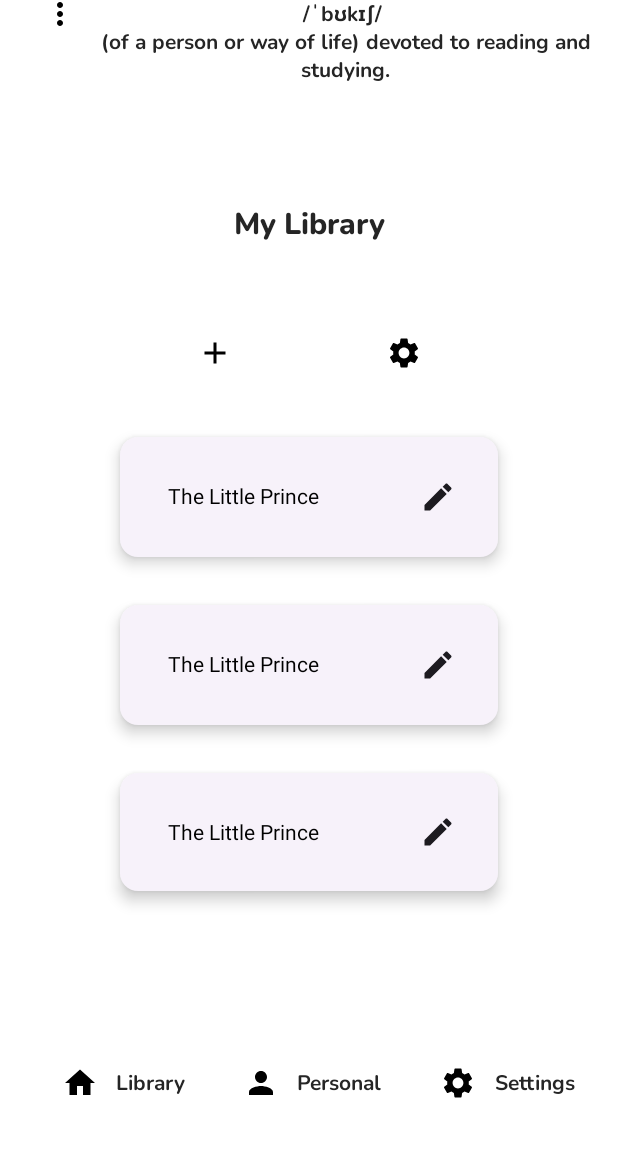
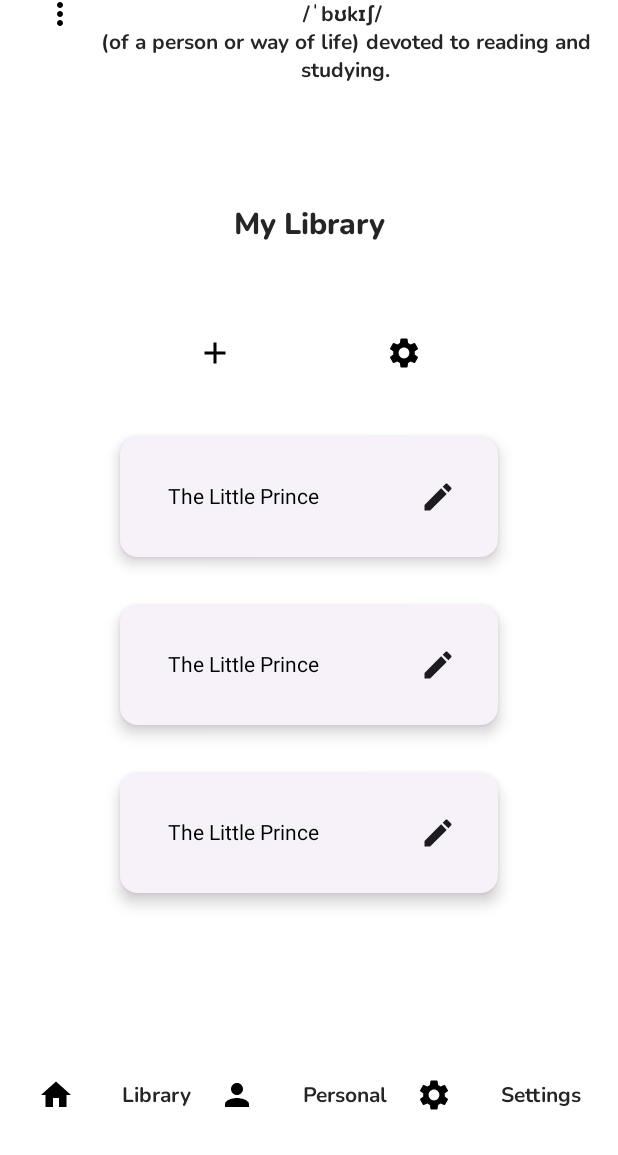
Before and after one commit to aluoch-dev/book-ish, an Android app built with Jetpack Compose: the screen it shows after launch (BookishActivity), after a tap on "Login", on a phone screen of 412 x 824 dp, the part 81-1236 px from its top. Run offline under Robolectric (Android 15) with nearby library versions, the phone set to English and light mode, and no system bars; our stand-ins replace Dagger/Hilt's generated code.

Commit message:
Update Bottombar items to navigate user on text or icon click

```diff
--- a/app/src/main/kotlin/com/bookish/app/ui/Utilities.kt
+++ b/app/src/main/kotlin/com/bookish/app/ui/Utilities.kt
@@ -1,8 +1,10 @@
 package com.bookish.app.ui
 
 import androidx.compose.foundation.layout.Spacer
+import androidx.compose.foundation.layout.fillMaxHeight
 import androidx.compose.foundation.layout.fillMaxWidth
 import androidx.compose.foundation.layout.padding
+import androidx.compose.foundation.layout.width
 import androidx.compose.material3.Text
 import androidx.compose.runtime.Composable
 import androidx.compose.ui.Modifier
@@ -21,6 +23,13 @@ import com.bookish.app.ui.theme.titleTextStyle
 fun DefaultSpacer() {
     Spacer(modifier = Modifier
         .fillMaxWidth()
+        .padding(16.dp)
+    )
+}
+
+@Composable
+fun SmallSpacer() {
+    Spacer(modifier = Modifier
         .padding(16.dp)
     )
 }
--- a/app/src/main/kotlin/com/bookish/app/ui/elements/AppBar.kt
+++ b/app/src/main/kotlin/com/bookish/app/ui/elements/AppBar.kt
@@ -1,6 +1,7 @@
 package com.bookish.app.ui.elements
 
 import androidx.compose.foundation.Image
+import androidx.compose.foundation.clickable
 import androidx.compose.foundation.layout.Arrangement
 import androidx.compose.foundation.layout.Column
 import androidx.compose.foundation.layout.Row
@@ -25,7 +26,9 @@ import androidx.compose.ui.tooling.preview.Preview
 import androidx.compose.ui.unit.dp
 import com.bookish.R
 import com.bookish.app.ui.ContentText
+import com.bookish.app.ui.DefaultSpacer
 import com.bookish.app.ui.LogoText
+import com.bookish.app.ui.SmallSpacer
 import com.bookish.app.ui.theme.contentTextStyle
 
 @Composable
@@ -115,16 +118,16 @@ fun NavigationItem(
 ) {
     Row(
         modifier = Modifier
-            .padding(8.dp),
+            .padding(8.dp)
+            .clickable { onClick() },
         horizontalArrangement = Arrangement.SpaceBetween,
         verticalAlignment = Alignment.CenterVertically
     ) {
-        IconButton(onClick = onClick) {
-            Icon(
-                imageVector = icon,
-                contentDescription = iconDescription
-            )
-        }
+        Icon(
+            imageVector = icon,
+            contentDescription = iconDescription
+        )
+        SmallSpacer()
         Text(
             text = action,
             style = contentTextStyle()
--- a/build.gradle
+++ b/build.gradle
@@ -11,8 +11,8 @@ buildscript {
 }
 
 plugins {
-    id("com.android.application") version '8.1.2' apply false
-    id("com.android.library") version '8.1.2' apply false
+    id("com.android.application") version '8.1.3' apply false
+    id("com.android.library") version '8.1.3' apply false
     id("org.jetbrains.kotlin.android") version "1.9.0" apply false
     id("com.google.devtools.ksp") version "1.9.0-1.0.11" apply false
     id("com.google.dagger.hilt.android") version "2.47" apply false
```
Also changed, not shown: app/src/main/kotlin/com/bookish/BookishApp.kt (+2 -7 lines).
